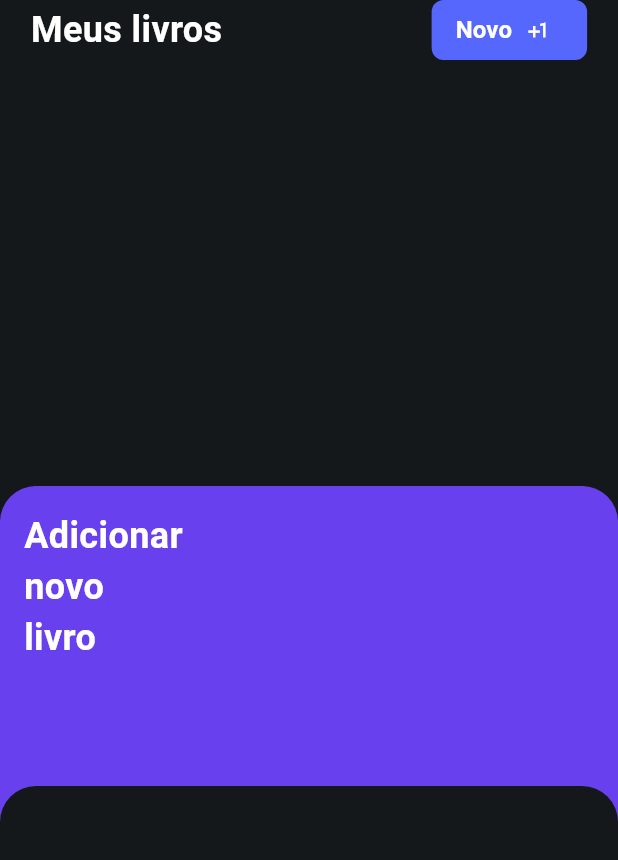
After one commit to Dev-Vinicius-Borges/bookenager, a Flutter app: the BooksPage screen opened by its route, after a tap on "Novo", on a phone screen of 412 x 824 dp. The commit adds this screen. Shown: the top 860 px of the screen. Run offline on Flutter 3.47's test engine with Material 3 defaults, Android fonts, the phone set to English and light mode, and no system bars; our stand-ins replace flutter_dotenv, shared_preferences, supabase_flutter; accounts and stored records are empty.

```diff
--- /dev/null
+++ b/lib/components/CriarLivro.dart
@@ -0,0 +1,54 @@
+import 'package:flutter/cupertino.dart';
+import 'package:flutter/material.dart';
+
+class Criarlivro extends StatelessWidget {
+  @override
+  Widget build(BuildContext context) {
+    return Container(
+      height: 500,
+      child: Stack(
+        children: [
+          Align(
+            alignment: AlignmentDirectional(0, 1),
+            child: Container(
+              width: double.infinity,
+              height: 500,
+              decoration: BoxDecoration(
+                color: Color.fromARGB(255, 104, 64, 237),
+                borderRadius: BorderRadius.only(
+                  topLeft: Radius.circular(24),
+                  topRight: Radius.circular(24),
+                ),
+              ),
+              child: Padding(
+                padding: EdgeInsets.only(top: 16, left: 16),
+                child: Text(
+                  "Adicionar\nnovo\nlivro",
+                  style: TextStyle(color: Colors.white, fontSize: 24, fontWeight: FontWeight.w700),
+                ),
+              ),
+            ),
+          ),
+          Align(
+            alignment: AlignmentDirectional(0, 1),
+            child: Stack(
+              children: [
+                Align(
+                  alignment: AlignmentDirectional(0, 1),
+                  child: Container(
+                    width: double.infinity,
+                    height: 300,
+                    decoration: BoxDecoration(
+                        borderRadius: BorderRadius.only(topRight: Radius.circular(24), topLeft: Radius.circular(24)),
+                        color: Color.fromARGB(255, 20, 24, 27)
+                    ),
+                  ),
+                )
+              ],
+            )
+          )
+        ],
+      ),
+    );
+  }
+}
--- a/lib/components/Livros.dart
+++ b/lib/components/Livros.dart
@@ -18,7 +18,9 @@ class _LivrosState extends State<Livros>{
 
   @override
   Widget build(BuildContext context) {
-    throw UnimplementedError();
+    return Container(
+
+    );
   }
 
 }
--- a/pubspec.yaml
+++ b/pubspec.yaml
@@ -33,6 +33,8 @@ dependencies:
   supabase_flutter: ^2.8.4
   path: ^1.9.1
   flutter_dotenv: ^5.2.1
+  shared_preferences: ^2.2.2
+  provider: ^6.1.1
 
   # The following adds the Cupertino Icons font to your application.
   # Use with the CupertinoIcons class for iOS style icons.
```
